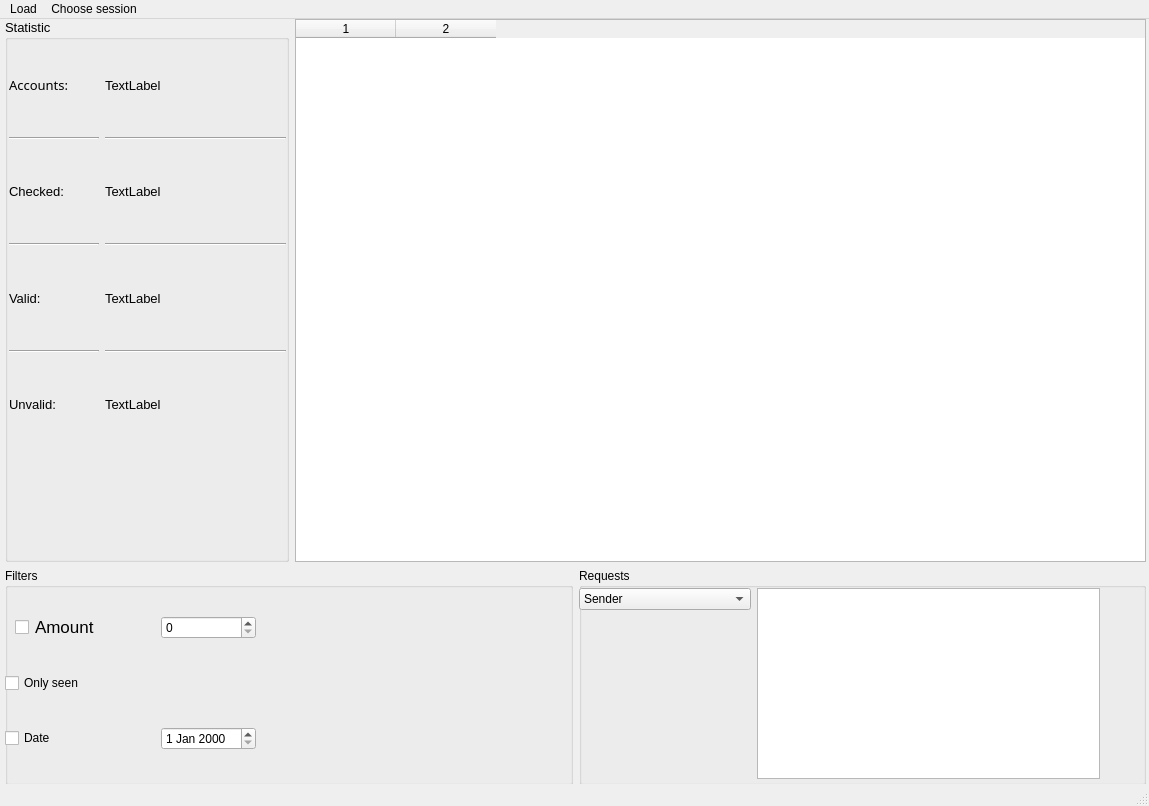
The window that gui/MainWindow.ui (bifenbecker/MailChecker) describes before a commit, drawn with Qt 5.
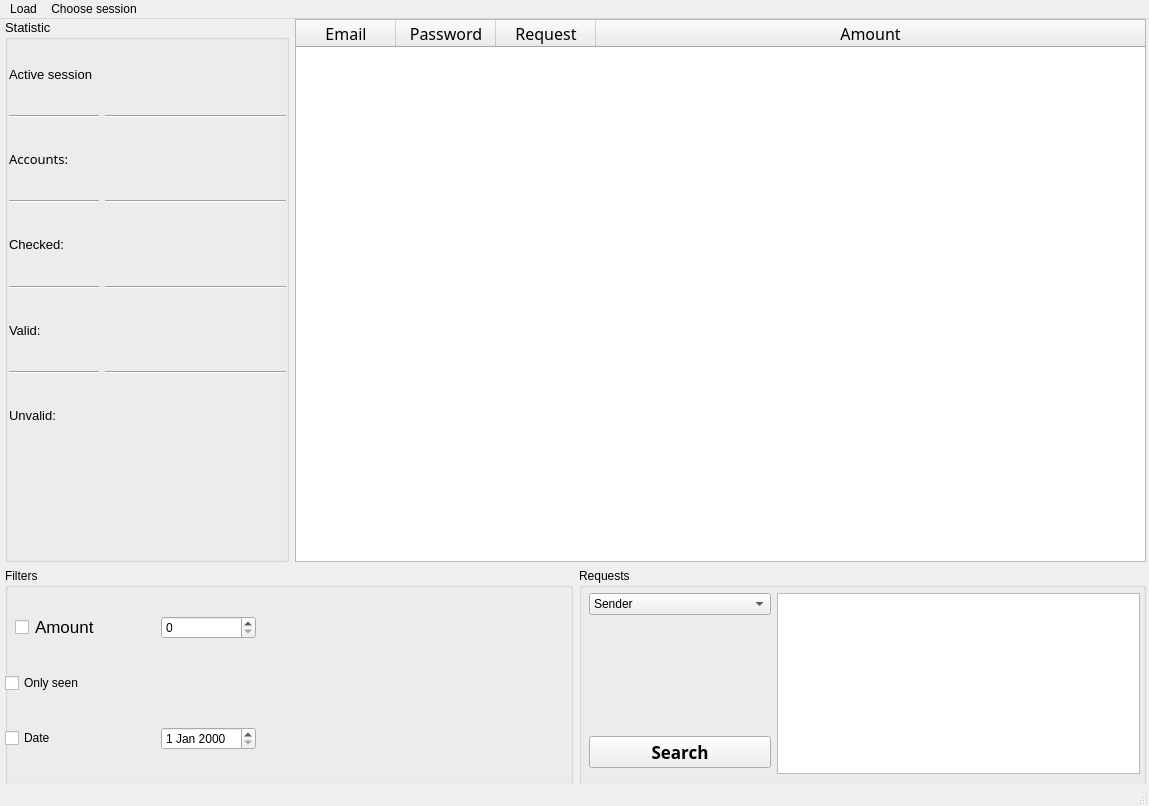
The same window after the commit.

```diff
--- a/gui/MainWindow.ui
+++ b/gui/MainWindow.ui
@@ -76,35 +76,35 @@
            <property name="leftMargin">
             <number>4</number>
            </property>
-           <item row="4" column="0">
-            <widget class="QLabel" name="label_3">
-             <property name="text">
-              <string>Valid:</string>
-             </property>
-            </widget>
-           </item>
-           <item row="0" column="1">
+           <item row="2" column="1">
             <widget class="QLabel" name="label_Accounts">
              <property name="text">
-              <string>TextLabel</string>
+              <string/>
              </property>
             </widget>
            </item>
-           <item row="2" column="0">
+           <item row="4" column="0">
             <widget class="QLabel" name="label_2">
              <property name="text">
               <string>Checked:</string>
              </property>
             </widget>
            </item>
-           <item row="6" column="0">
+           <item row="8" column="0">
             <widget class="QLabel" name="label_4">
              <property name="text">
               <string>Unvalid:</string>
              </property>
             </widget>
            </item>
-           <item row="0" column="0">
+           <item row="6" column="0">
+            <widget class="QLabel" name="label_3">
+             <property name="text">
+              <string>Valid:</string>
+             </property>
+            </widget>
+           </item>
+           <item row="2" column="0">
             <widget class="QLabel" name="label">
              <property name="font">
               <font>
@@ -128,83 +128,163 @@
              </property>
             </widget>
            </item>
-           <item row="2" column="1">
-            <widget class="QLabel" name="label_Checked">
-             <property name="text">
-              <string>TextLabel</string>
-             </property>
-            </widget>
-           </item>
            <item row="4" column="1">
-            <widget class="QLabel" name="label_Valid">
+            <widget class="QLabel" name="label_Checked">
              <property name="text">
-              <string>TextLabel</string>
+              <string/>
              </property>
             </widget>
            </item>
-           <item row="6" column="1">
+           <item row="8" column="1">
             <widget class="QLabel" name="label_Unvalid">
              <property name="text">
-              <string>TextLabel</string>
+              <string/>
              </property>
             </widget>
            </item>
-           <item row="1" column="1">
-            <widget class="Line" name="line">
+           <item row="3" column="0">
+            <widget class="Line" name="line_4">
              <property name="orientation">
               <enum>Qt::Horizontal</enum>
              </property>
             </widget>
            </item>
-           <item row="3" column="1">
+           <item row="5" column="1">
             <widget class="Line" name="line_2">
              <property name="orientation">
               <enum>Qt::Horizontal</enum>
              </property>
             </widget>
            </item>
+           <item row="3" column="1">
+            <widget class="Line" name="line">
+             <property name="orientation">
+              <enum>Qt::Horizontal</enum>
+             </property>
+            </widget>
+           </item>
+           <item row="6" column="1">
+            <widget class="QLabel" name="label_Valid">
+             <property name="text">
+              <string/>
+             </property>
+            </widget>
+           </item>
            <item row="5" column="0">
-            <widget class="Line" name="line_3">
-             <property name="orientation">
-              <enum>Qt::Horizontal</enum>
-             </property>
-            </widget>
-           </item>
-           <item row="1" column="0">
-            <widget class="Line" name="line_4">
-             <property name="orientation">
-              <enum>Qt::Horizontal</enum>
-             </property>
-            </widget>
-           </item>
-           <item row="3" column="0">
             <widget class="Line" name="line_5">
              <property name="orientation">
               <enum>Qt::Horizontal</enum>
              </property>
             </widget>
            </item>
-           <item row="5" column="1">
+           <item row="7" column="0">
+            <widget class="Line" name="line_3">
+             <property name="orientation">
+              <enum>Qt::Horizontal</enum>
+             </property>
+            </widget>
+           </item>
+           <item row="0" column="1">
+            <widget class="QLabel" name="label_Active_Session">
+             <property name="text">
+              <string/>
+             </property>
+            </widget>
+           </item>
+           <item row="7" column="1">
             <widget class="Line" name="line_6">
              <property name="orientation">
               <enum>Qt::Horizontal</enum>
              </property>
             </widget>
            </item>
+           <item row="0" column="0">
+            <widget class="QLabel" name="label_5">
+             <property name="text">
+              <string>Active session</string>
+             </property>
+            </widget>
+           </item>
+           <item row="1" column="0">
+            <widget class="Line" name="line_7">
+             <property name="orientation">
+              <enum>Qt::Horizontal</enum>
+             </property>
+            </widget>
+           </item>
+           <item row="1" column="1">
+            <widget class="Line" name="line_8">
+             <property name="orientation">
+              <enum>Qt::Horizontal</enum>
+             </property>
+            </widget>
+           </item>
           </layout>
          </widget>
         </widget>
        </item>
        <item>
         <widget class="QTableWidget" name="tableWidget">
+         <property name="horizontalScrollMode">
+          <enum>QAbstractItemView::ScrollPerPixel</enum>
+         </property>
+         <property name="showGrid">
+          <bool>true</bool>
+         </property>
+         <attribute name="horizontalHeaderDefaultSectionSize">
+          <number>100</number>
+         </attribute>
+         <attribute name="horizontalHeaderMinimumSectionSize">
+          <number>70</number>
+         </attribute>
+         <attribute name="horizontalHeaderShowSortIndicator" stdset="0">
+          <bool>true</bool>
+         </attribute>
+         <attribute name="horizontalHeaderStretchLastSection">
+          <bool>true</bool>
+         </attribute>
          <column>
           <property name="text">
-           <string>1</string>
+           <string>Email</string>
           </property>
+          <property name="font">
+           <font>
+            <family>Seb Neue Light</family>
+            <pointsize>12</pointsize>
+           </font>
+          </property>
          </column>
          <column>
           <property name="text">
-           <string>2</string>
+           <string>Password</string>
+          </property>
+          <property name="font">
+           <font>
+            <family>Seb Neue Light</family>
+            <pointsize>12</pointsize>
+           </font>
+          </property>
+         </column>
+         <column>
+          <property name="text">
+           <string>Request</string>
+          </property>
+          <property name="font">
+           <font>
+            <family>Seb Neue Light</family>
+            <pointsize>12</pointsize>
+           </font>
+          </property>
+         </column>
+         <column>
+          <property name="text">
+           <string>Amount</string>
+          </property>
+          <property name="font">
+           <font>
+            <family>Seb Neue Light</family>
+            <pointsize>12</pointsize>
+           </font>
           </property>
          </column>
         </widget>
@@ -303,11 +383,23 @@
            <rect>
             <x>0</x>
             <y>20</y>
-            <width>521</width>
+            <width>561</width>
             <height>191</height>
            </rect>
           </property>
-          <layout class="QGridLayout" name="gridLayout_2" columnstretch="1,2">
+          <layout class="QGridLayout" name="gridLayout_2" rowstretch="0,0,0,0" columnstretch="1,2">
+           <property name="leftMargin">
+            <number>10</number>
+           </property>
+           <property name="topMargin">
+            <number>5</number>
+           </property>
+           <property name="bottomMargin">
+            <number>5</number>
+           </property>
+           <item row="0" column="1" rowspan="4">
+            <widget class="QPlainTextEdit" name="plainTextEdit_Requests"/>
+           </item>
            <item row="0" column="0">
             <widget class="QComboBox" name="comboBox_Requests">
              <item>
@@ -327,22 +419,37 @@
              </item>
             </widget>
            </item>
+           <item row="2" column="0">
+            <widget class="QPushButton" name="pushButton_Search">
+             <property name="font">
+              <font>
+               <family>Seb Neue ExtBd</family>
+               <pointsize>13</pointsize>
+               <weight>75</weight>
+               <bold>true</bold>
+              </font>
+             </property>
+             <property name="styleSheet">
+              <string notr="true"/>
+             </property>
+             <property name="text">
+              <string>Search</string>
+             </property>
+            </widget>
+           </item>
            <item row="1" column="0">
             <spacer name="horizontalSpacer">
              <property name="orientation">
-              <enum>Qt::Horizontal</enum>
+              <enum>Qt::Vertical</enum>
              </property>
              <property name="sizeHint" stdset="0">
               <size>
-               <width>40</width>
-               <height>20</height>
+               <width>20</width>
+               <height>40</height>
               </size>
              </property>
             </spacer>
            </item>
-           <item row="0" column="1" rowspan="2">
-            <widget class="QPlainTextEdit" name="plainTextEdit_Requests"/>
-           </item>
           </layout>
          </widget>
         </widget>
```
Left out of the diff: 15 changed lines with no effect on the pictures.
